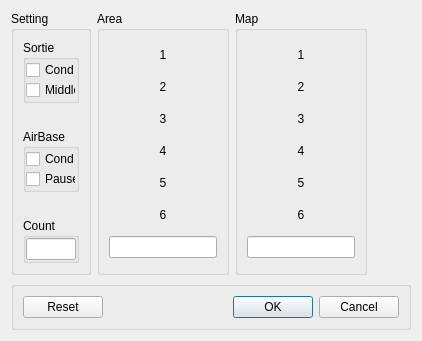
The window that anyactionselectdialog.ui (b17ee518/a86b43fca89c33a2f703c0c6c7221cb8) describes before a commit, drawn with Qt 5.
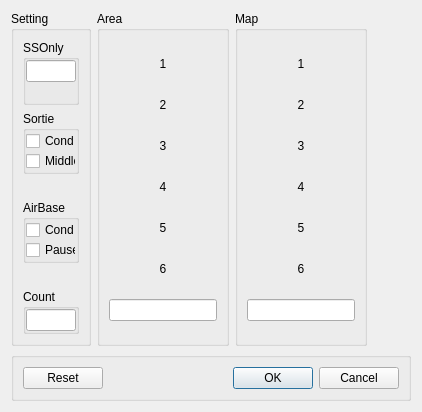
The same window after the commit.

Patch:
```diff
--- a/anyactionselectdialog.ui
+++ b/anyactionselectdialog.ui
@@ -7,7 +7,7 @@
     <x>0</x>
     <y>0</y>
     <width>422</width>
-    <height>309</height>
+    <height>349</height>
    </rect>
   </property>
   <property name="windowTitle">
@@ -257,17 +257,60 @@
      </property>
      <layout class="QVBoxLayout" name="verticalLayout_3">
       <item>
-       <spacer name="verticalSpacer">
-        <property name="orientation">
-         <enum>Qt::Vertical</enum>
-        </property>
-        <property name="sizeHint" stdset="0">
+       <widget class="QGroupBox" name="groupBox_8">
+        <property name="maximumSize">
          <size>
-          <width>20</width>
-          <height>40</height>
+          <width>16777215</width>
+          <height>65</height>
          </size>
         </property>
-       </spacer>
+        <property name="title">
+         <string>SSOnly</string>
+        </property>
+        <layout class="QVBoxLayout" name="verticalLayout_7">
+         <property name="spacing">
+          <number>0</number>
+         </property>
+         <property name="leftMargin">
+          <number>0</number>
+         </property>
+         <property name="topMargin">
+          <number>0</number>
+         </property>
+         <property name="rightMargin">
+          <number>0</number>
+         </property>
+         <property name="bottomMargin">
+          <number>0</number>
+         </property>
+         <item>
+          <widget class="QLineEdit" name="leSSOnlyCount">
+           <property name="sizePolicy">
+            <sizepolicy hsizetype="Fixed" vsizetype="Fixed">
+             <horstretch>0</horstretch>
+             <verstretch>0</verstretch>
+            </sizepolicy>
+           </property>
+          </widget>
+         </item>
+         <item>
+          <spacer name="verticalSpacer_4">
+           <property name="orientation">
+            <enum>Qt::Vertical</enum>
+           </property>
+           <property name="sizeType">
+            <enum>QSizePolicy::Fixed</enum>
+           </property>
+           <property name="sizeHint" stdset="0">
+            <size>
+             <width>20</width>
+             <height>20</height>
+            </size>
+           </property>
+          </spacer>
+         </item>
+        </layout>
+       </widget>
       </item>
       <item>
        <widget class="QGroupBox" name="groupBox_7">
```
Left out of the diff: 2 changed lines with no effect on the pictures.
